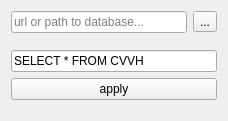
Above: resources/design/ui/modules/SQLrequest.ui from jeaunrg/PyQTapp_template before the change. Below: the same form after it.
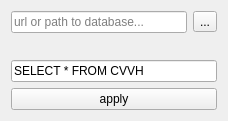
That is the form after the change.

```diff
--- a/resources/design/ui/modules/SQLrequest.ui
+++ b/resources/design/ui/modules/SQLrequest.ui
@@ -15,8 +15,6 @@
   </property>
   <layout class="QVBoxLayout" name="verticalLayout">
    <item>
-    <layout class="QVBoxLayout" name="vbox">
-     <item>
       <layout class="QHBoxLayout" name="hbox">
        <item alignment="Qt::AlignTop">
         <widget class="QLineEdit" name="path">
@@ -53,17 +51,12 @@
        </property>
       </widget>
      </item>
-     <item alignment="Qt::AlignTop">
+   <item>
       <widget class="QPushButton" name="apply">
        <property name="text">
         <string>apply</string>
        </property>
       </widget>
-     </item>
-     <item>
-      <layout class="QHBoxLayout" name="loading"/>
-     </item>
-    </layout>
    </item>
   </layout>
  </widget>
```
Lines whose indentation alone changed are shown as unchanged.
